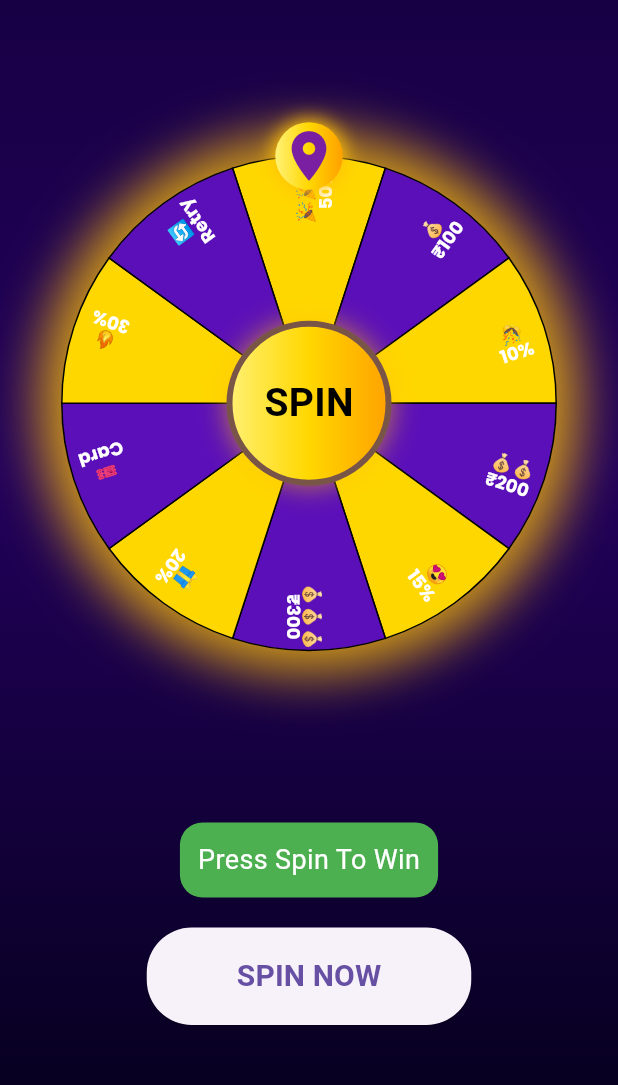
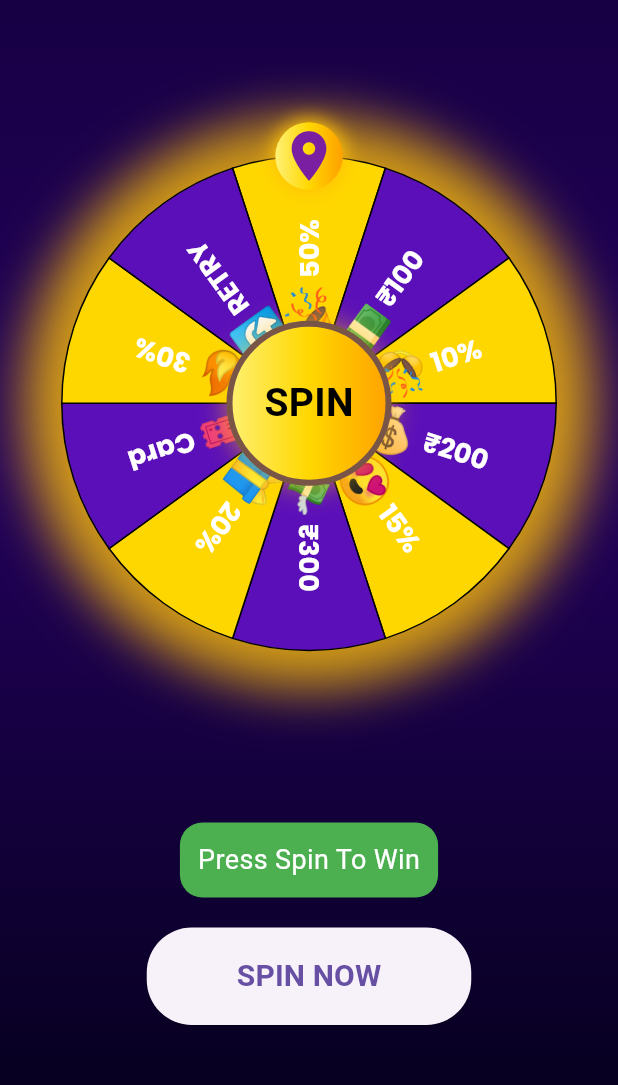
Before and after one commit to madinask-max/spin_wheel_app, a Flutter app: the screen it shows after launch, after a tap on "SPIN NOW", on a phone screen of 412 x 824 dp, the part 151-1236 px from its top. Run offline on Flutter 3.47's test engine with Material 3 defaults, Android fonts, the phone set to English and light mode, and no system bars; drawn by our look-alikes of flutter_fortune_wheel; our stand-ins replace google_fonts.

Commit message:
added logic to segrigate Emoji and text in segments

```diff
--- a/lib/main.dart
+++ b/lib/main.dart
@@ -3,6 +3,7 @@ import 'package:flutter/material.dart';
 import 'package:flutter_fortune_wheel/flutter_fortune_wheel.dart';
 import 'package:google_fonts/google_fonts.dart';
 import 'dart:developer';
+import 'dart:math' as math;
 
 ///Entry point of the Flutter application and Flutter starts execution from main(). runApp() loads the root widget. [MyApp]
 void main() {
@@ -35,20 +36,34 @@ class _SpinWheelPageState extends State<SpinWheelPage> ///Wheel logic, Animation
   late AnimationController _controller; ///Controls logo swinging.
   late Animation<double> _swingAnimation; ///Creates motion: Left → Right → Left
 
-  final List<String> items = [
-    "🎉🎉🎉\n50%",
-    "💰\n₹100",
-    "🎊\n10%",
-    "💰💰\n₹200",
-    "😍\n15%",
-    "💰💰💰\n₹300",
-    "🎁\n20%",
-    "🎫\nCard",
-    "🔥\n30%",
-    "🔄\nRetry",
+  final List<String> segmentTexts = [
+    "50%",
+    "₹100",
+    "10%",
+    "₹200",
+    "15%",
+    "₹300",
+    "20%",
+    "Card",
+    "30%",
+    "RETRY",
+  ];
+
+  final List<String> segmentEmojis = [
+    "🎉",
+    "💵",
+    "🎊",
+    "💰",
+    "😍",
+    "💸",
+    "🎁",
+    "🎫",
+    "🔥",
+    "🔄",
   ];
   int spinCount = 0;
   String result = "";
+  int? winningIndex;
 
   @override
   void initState() { ///Runs once when screen loads.
@@ -128,12 +143,16 @@ class _SpinWheelPageState extends State<SpinWheelPage> ///Wheel logic, Animation
 
     spinCount++;
     final selected = getRewardIndex(); ///Controls the wheel spinning,wheel rotates to that index.
+    setState(() {
+      winningIndex = selected;
+    });
     controller.add(selected);
 
     debugPrint("Spin #$spinCount");
     debugPrint("Selected Index: $selected");
-    debugPrint("Reward: ${items[selected]}");
-    debugPrint("Spin #$spinCount - Reward: ${items[selected]}");
+    // debugPrint("Reward: ${items[selected]}");
+    debugPrint("Reward: ${segmentTexts[selected]}");
+    // debugPrint("Spin #$spinCount - Reward: ${items[selected]}");
 
     print("+++++++++++++++++++++++++");
     print("+++++++++++++++++++++++++ ");
@@ -144,14 +163,15 @@ class _SpinWheelPageState extends State<SpinWheelPage> ///Wheel logic, Animation
     print("+++++++++++++++++++++++++ ");
     print("SPIN STARTED");
     log(
-      "Reward: ${items[selected]}",
+      "Reward: ${segmentTexts[selected]}",
       name: "KMR_SPIN",
     );
     Future.delayed(const Duration(seconds: 4), () { ///Waits for wheel animation.
 
-      final prize = items[selected];
-
-      setState(() { ///Refreshes UI.Without this: UI won't update.
+      // final prize = items[selected];
+      final prize = segmentTexts[selected];
+    setState(() { ///Refreshes UI.Without this: UI won't update.
+    winningIndex = selected;
         result = prize;
       });
 
@@ -251,8 +271,8 @@ class _SpinWheelPageState extends State<SpinWheelPage> ///Wheel logic, Animation
 
                     // Gold outer glow
                     Container(
-                      width: 340,
-                      height: 340,
+                      width: 360,
+                      height: 360,
                       decoration: BoxDecoration(
                         shape: BoxShape.circle,
                         boxShadow: [
@@ -315,7 +335,7 @@ class _SpinWheelPageState extends State<SpinWheelPage> ///Wheel logic, Animation
                       ],
 
                       items: [
-                        for (int index = 0; index < items.length; index++)
+                        for (int index = 0; index < segmentTexts.length; index++)
                           FortuneItem(
                             style: FortuneItemStyle(
                               color: index.isEven
@@ -324,21 +344,25 @@ class _SpinWheelPageState extends State<SpinWheelPage> ///Wheel logic, Animation
                               borderColor: Colors.black,
                               borderWidth: 1,
                             ),
-                            child: Transform.translate(
-                              offset: const Offset(60, 0),///This is to use for change the emoji and font movement
-                              child: Padding(
-                                padding: const EdgeInsets.only(top: 10),
-                                child: Text(
-                                  items[index],
+                            child: Row(
+                              mainAxisAlignment: MainAxisAlignment.center,
+                              mainAxisSize: MainAxisSize.min,
+                              children: [
+                                Text(
+                                  segmentEmojis[index],
+                                  style: const TextStyle(fontSize: 30),
+                                ),
+                                const SizedBox(width: 4),
+                                Text(
+                                  segmentTexts[index],
                                   textAlign: TextAlign.center,
                                   style: GoogleFonts.poppins(
-                                    fontSize: 12,
-                                    height: 1.1,
+                                    fontSize: 18,
                                     fontWeight: FontWeight.bold,
                                     color: Colors.white,
                                   ),
                                 ),
-                              ),
+                              ],
                             ),
                           ),
                       ],
```
Also changed, not shown: readme.txt.
